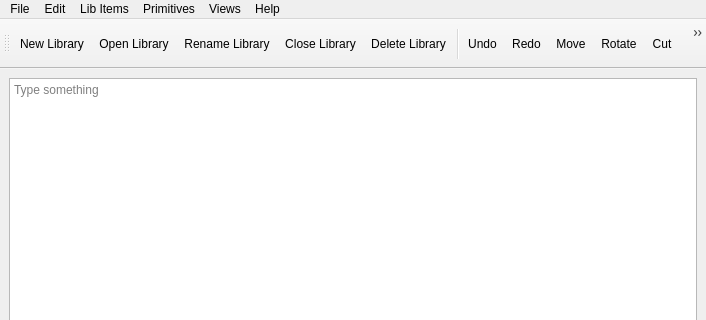
sonicsmooth/eellamaqt, file src/ui/libwindow.ui: the form before one commit; both pictures show x 0 to 706 and y 0 to 320 of the 706 by 631 pixel window.
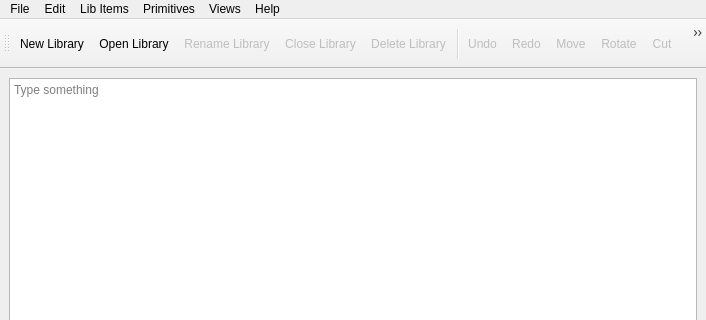
The form after the commit. Icons and pictures are not drawn.

The edit to the form file:
```diff
--- a/src/ui/libwindow.ui
+++ b/src/ui/libwindow.ui
@@ -216,6 +216,9 @@
    </property>
   </action>
   <action name="actionFileRename">
+   <property name="enabled">
+    <bool>false</bool>
+   </property>
    <property name="icon">
     <iconset resource="../application.qrc">
      <normaloff>:/actions/document-save-as.png</normaloff>:/actions/document-save-as.png</iconset>
@@ -228,6 +231,9 @@
    </property>
   </action>
   <action name="actionFileCloseLib">
+   <property name="enabled">
+    <bool>false</bool>
+   </property>
    <property name="icon">
     <iconset resource="../application.qrc">
      <normaloff>:/actions/project-development-close.png</normaloff>:/actions/project-development-close.png</iconset>
@@ -240,6 +246,9 @@
    </property>
   </action>
   <action name="actionFileDeleteLib">
+   <property name="enabled">
+    <bool>false</bool>
+   </property>
    <property name="icon">
     <iconset resource="../application.qrc">
      <normaloff>:/actions/edit-delete.png</normaloff>:/actions/edit-delete.png</iconset>
@@ -252,6 +261,9 @@
    </property>
   </action>
   <action name="actionNewShape">
+   <property name="enabled">
+    <bool>false</bool>
+   </property>
    <property name="icon">
     <iconset resource="../application.qrc">
      <normaloff>:/actions/shapes.png</normaloff>:/actions/shapes.png</iconset>
@@ -264,6 +276,9 @@
    </property>
   </action>
   <action name="actionInsertShape">
+   <property name="enabled">
+    <bool>false</bool>
+   </property>
    <property name="icon">
     <iconset resource="../application.qrc">
      <normaloff>:/actions/shapes.png</normaloff>:/actions/shapes.png</iconset>
@@ -276,6 +291,9 @@
    </property>
   </action>
   <action name="actionNewSymbol">
+   <property name="enabled">
+    <bool>false</bool>
+   </property>
    <property name="icon">
     <iconset resource="../application.qrc">
      <normaloff>:/devices/cpu.png</normaloff>:/devices/cpu.png</iconset>
@@ -288,6 +306,9 @@
    </property>
   </action>
   <action name="actionNewRectangle">
+   <property name="enabled">
+    <bool>false</bool>
+   </property>
    <property name="icon">
     <iconset resource="../application.qrc">
      <normaloff>:/actions/draw-rectangle.png</normaloff>:/actions/draw-rectangle.png</iconset>
@@ -297,6 +318,9 @@
    </property>
   </action>
   <action name="actionNewLine">
+   <property name="enabled">
+    <bool>false</bool>
+   </property>
    <property name="icon">
     <iconset resource="../application.qrc">
      <normaloff>:/actions/insert-horizontal-rule.png</normaloff>:/actions/insert-horizontal-rule.png</iconset>
@@ -306,6 +330,9 @@
    </property>
   </action>
   <action name="actionNewText">
+   <property name="enabled">
+    <bool>false</bool>
+   </property>
    <property name="icon">
     <iconset resource="../application.qrc">
      <normaloff>:/actions/draw-text.png</normaloff>:/actions/draw-text.png</iconset>
@@ -315,6 +342,9 @@
    </property>
   </action>
   <action name="actionNewCircle">
+   <property name="enabled">
+    <bool>false</bool>
+   </property>
    <property name="icon">
     <iconset resource="../application.qrc">
      <normaloff>:/actions/draw-circle.png</normaloff>:/actions/draw-circle.png</iconset>
@@ -324,6 +354,9 @@
    </property>
   </action>
   <action name="actionNewArrow">
+   <property name="enabled">
+    <bool>false</bool>
+   </property>
    <property name="icon">
     <iconset resource="../application.qrc">
      <normaloff>:/actions/draw-arrow-forward.png</normaloff>:/actions/draw-arrow-forward.png</iconset>
@@ -333,6 +366,9 @@
    </property>
   </action>
   <action name="actionNewPolygon">
+   <property name="enabled">
+    <bool>false</bool>
+   </property>
    <property name="icon">
     <iconset resource="../application.qrc">
      <normaloff>:/actions/draw-polygon.png</normaloff>:/actions/draw-polygon.png</iconset>
@@ -342,6 +378,9 @@
    </property>
   </action>
   <action name="actionNewPolyline">
+   <property name="enabled">
+    <bool>false</bool>
+   </property>
    <property name="icon">
     <iconset resource="../application.qrc">
      <normaloff>:/actions/draw-polyline.png</normaloff>:/actions/draw-polyline.png</iconset>
@@ -351,6 +390,9 @@
    </property>
   </action>
   <action name="actionNewPin">
+   <property name="enabled">
+    <bool>false</bool>
+   </property>
    <property name="icon">
     <iconset resource="../application.qrc">
      <normaloff>:/actions/edit-clear-locationbar-rtl.png</normaloff>:/actions/edit-clear-locationbar-rtl.png</iconset>
@@ -360,6 +402,9 @@
    </property>
   </action>
   <action name="actionEditUndo">
+   <property name="enabled">
+    <bool>false</bool>
+   </property>
    <property name="icon">
     <iconset resource="../application.qrc">
      <normaloff>:/actions/edit-undo.png</normaloff>:/actions/edit-undo.png</iconset>
@@ -372,7 +417,10 @@
    </property>
   </action>
   <action name="actionEditRedo">
-   <property name="icon">
+    <property name="enabled">
+    <bool>false</bool>
+   </property>
+ <property name="icon">
     <iconset resource="../application.qrc">
      <normaloff>:/actions/edit-redo.png</normaloff>:/actions/edit-redo.png</iconset>
    </property>
@@ -384,6 +432,9 @@
    </property>
   </action>
   <action name="actionEditMove">
+   <property name="enabled">
+    <bool>false</bool>
+   </property>
    <property name="icon">
     <iconset resource="../application.qrc">
      <normaloff>:/actions/transform-move.png</normaloff>:/actions/transform-move.png</iconset>
@@ -393,6 +444,9 @@
    </property>
   </action>
   <action name="actionEditRotate">
+   <property name="enabled">
+    <bool>false</bool>
+   </property>
    <property name="icon">
     <iconset resource="../application.qrc">
      <normaloff>:/actions/transform-rotate.png</normaloff>:/actions/transform-rotate.png</iconset>
@@ -402,6 +456,10 @@
    </property>
   </action>
   <action name="actionEditCut">
+     <property name="enabled">
+    <bool>false</bool>
+   </property>
+
    <property name="icon">
     <iconset resource="../application.qrc">
      <normaloff>:/actions/edit-cut.png</normaloff>:/actions/edit-cut.png</iconset>
@@ -414,6 +472,10 @@
    </property>
   </action>
   <action name="actionEditCopy">
+     <property name="enabled">
+    <bool>false</bool>
+   </property>
+
    <property name="icon">
     <iconset resource="../application.qrc">
      <normaloff>:/actions/edit-copy.png</normaloff>:/actions/edit-copy.png</iconset>
@@ -426,6 +488,10 @@
    </property>
   </action>
   <action name="actionEditPaste">
+     <property name="enabled">
+    <bool>false</bool>
+   </property>
+
    <property name="icon">
     <iconset resource="../application.qrc">
      <normaloff>:/actions/edit-paste.png</normaloff>:/actions/edit-paste.png</iconset>
@@ -438,6 +504,10 @@
    </property>
   </action>
   <action name="actionEditDelete">
+     <property name="enabled">
+    <bool>false</bool>
+   </property>
+
    <property name="icon">
     <iconset resource="../application.qrc">
      <normaloff>:/actions/edit-delete.png</normaloff>:/actions/edit-delete.png</iconset>
```
Left out of the diff: 27 changed lines with no effect on the pictures.
